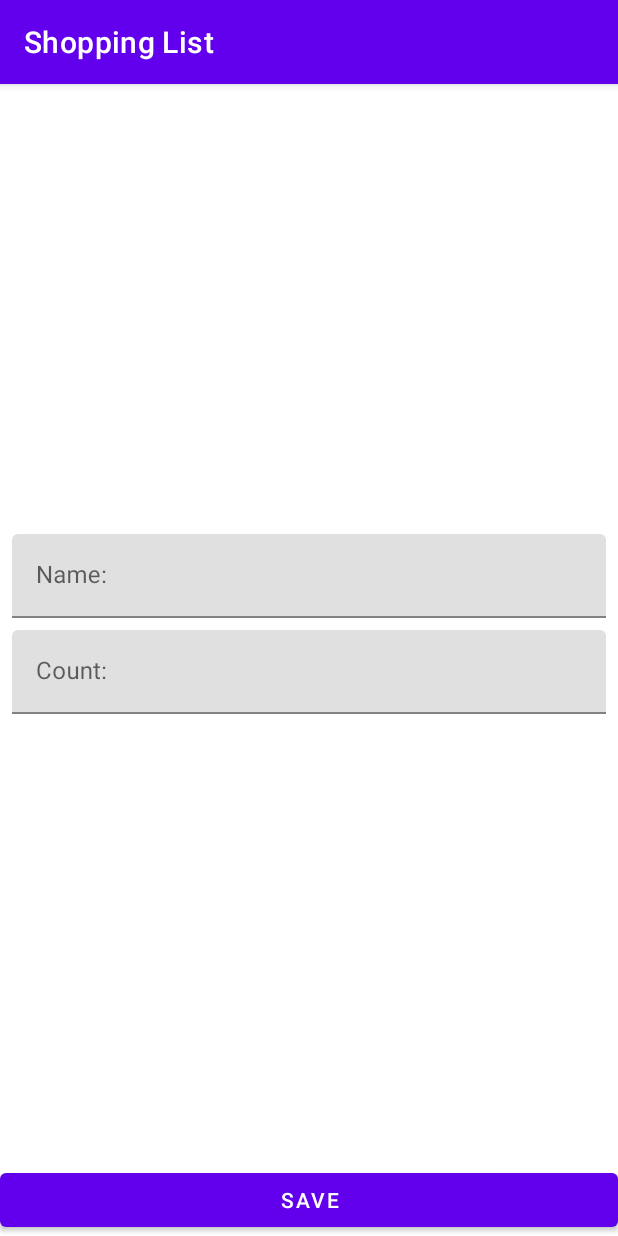
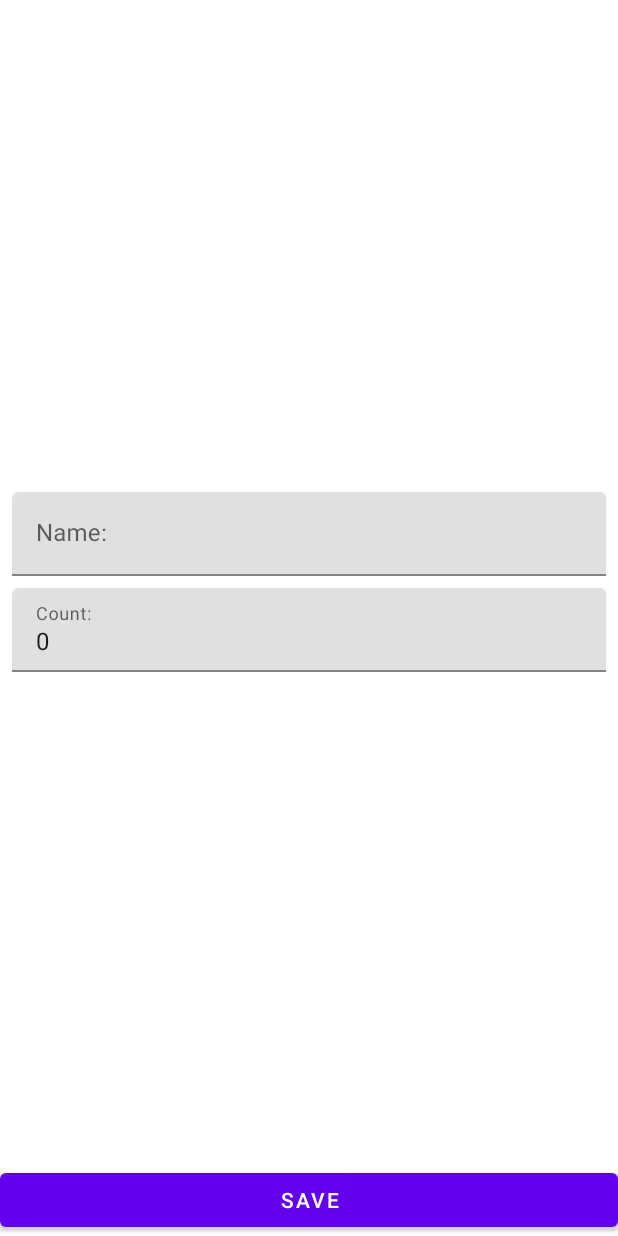
Before and after one commit to Detribes/ShoppingList, an Android app: the fragment ShopItemFragment placed in its activity, on a phone screen of 412 x 824 dp. Run offline under Robolectric (Android 15) with nearby library versions, the phone set to English and light mode, and no system bars; our stand-ins replace data binding; 8 statements that could not run were skipped.

Commit message:
Data-binding everywhere

```diff
--- a/app/build.gradle
+++ b/app/build.gradle
@@ -1,6 +1,7 @@
 plugins {
     id 'com.android.application'
     id 'org.jetbrains.kotlin.android'
+    id 'kotlin-kapt'
 }
 
 android {
@@ -22,6 +23,9 @@ android {
             proguardFiles getDefaultProguardFile('proguard-android-optimize.txt'), 'proguard-rules.pro'
         }
     }
+    buildFeatures {
+        dataBinding true
+    }
     compileOptions {
         sourceCompatibility JavaVersion.VERSION_1_8
         targetCompatibility JavaVersion.VERSION_1_8
--- a/app/src/main/java/com/example/shoppinglist/presenter/ShopItemActivity.kt
+++ b/app/src/main/java/com/example/shoppinglist/presenter/ShopItemActivity.kt
@@ -22,7 +22,7 @@ class ShopItemActivity : AppCompatActivity(), ShopItemFragment.OnEditingFinished
 //    private lateinit var _etName: EditText
 //    private lateinit var _etCount: EditText
 //    private lateinit var _buttonSave:Button
-//
+
     private var _screenMode = UNDEFINED_MODE
     private var _shopItemId = ShopItem.UNDEFINED_ID
 
--- a/app/src/main/java/com/example/shoppinglist/presenter/ShopItemFragment.kt
+++ b/app/src/main/java/com/example/shoppinglist/presenter/ShopItemFragment.kt
@@ -13,6 +13,7 @@ import android.widget.EditText
 import androidx.fragment.app.Fragment
 import androidx.lifecycle.ViewModelProvider
 import com.example.shoppinglist.R
+import com.example.shoppinglist.databinding.FragmentShopItemBinding
 import com.example.shoppinglist.domain.ShopItem
 import com.google.android.material.textfield.TextInputLayout
 import java.lang.RuntimeException
@@ -21,11 +22,9 @@ class ShopItemFragment() : Fragment() {
     private lateinit var _onEditingFinishedListener: OnEditingFinishedListener
 
     private lateinit var _viewModel: ShopItemViewModel
-    private lateinit var _tilName: TextInputLayout
-    private lateinit var _tilCount: TextInputLayout
-    private lateinit var _etName: EditText
-    private lateinit var _etCount: EditText
-    private lateinit var _buttonSave: Button
+    private var _binding: FragmentShopItemBinding? = null
+    private val binding: FragmentShopItemBinding
+        get() = _binding ?: throw RuntimeException("Fragment is null")
 
     private var _screenMode: String = UNDEFINED_MODE
     private var _shopItemId: Int = ShopItem.UNDEFINED_ID
@@ -39,8 +38,8 @@ class ShopItemFragment() : Fragment() {
         container: ViewGroup?,
         savedInstanceState: Bundle?
     ): View? {
-        arguments
-        return inflater.inflate(R.layout.fragment_shop_item, container, false)
+        _binding = FragmentShopItemBinding.inflate(layoutInflater,container,false)
+        return binding.root
     }
 
     override fun onAttach(context: Context) {
@@ -54,7 +53,7 @@ class ShopItemFragment() : Fragment() {
     override fun onViewCreated(view: View, savedInstanceState: Bundle?) {
         super.onViewCreated(view, savedInstanceState)
         _viewModel = ViewModelProvider(this)[ShopItemViewModel::class.java]
-        _initViews(view)
+        binding.lifecycleOwner = viewLifecycleOwner
         _addTextChangeListeners()
         _launchRightMode()
         _observeViewModel()
@@ -66,14 +65,6 @@ class ShopItemFragment() : Fragment() {
     }
 
     private fun _observeViewModel(){
-        _viewModel.errorInputData.observe(viewLifecycleOwner){
-            val message = if(it){
-                getString(R.string.error_input_data)
-            } else {
-                null
-            }
-            _tilName.error = message
-        }
         _viewModel.shouldCloseScreen.observe(viewLifecycleOwner){
             _onEditingFinishedListener.onEditingFinished() // same action as click on back button
         }
@@ -87,7 +78,7 @@ class ShopItemFragment() : Fragment() {
     }
 
     private fun _addTextChangeListeners(){
-        _etName.addTextChangedListener(object : TextWatcher {
+        binding.etName.addTextChangedListener(object : TextWatcher {
             override fun beforeTextChanged(s: CharSequence?, start: Int, count: Int, after: Int) {
 
             }
@@ -101,7 +92,7 @@ class ShopItemFragment() : Fragment() {
             }
 
         })
-        _etCount.addTextChangedListener(object : TextWatcher{
+        binding.etCount.addTextChangedListener(object : TextWatcher{
             override fun beforeTextChanged(s: CharSequence?, start: Int, count: Int, after: Int) {
 
             }
@@ -118,18 +109,14 @@ class ShopItemFragment() : Fragment() {
     }
     private fun _launchEditMode(){
         _viewModel.getShopItem(_shopItemId)
-        _viewModel.shopItem.observe(viewLifecycleOwner){
-            _etName.setText(it.name)
-            _etCount.setText(it.count.toString())
-        }
-        _buttonSave.setOnClickListener{
-            _viewModel.updateShopItem(_etName.text?.toString(),_etCount.text?.toString())
+        binding.saveButton.setOnClickListener{
+            _viewModel.updateShopItem(binding.etName.text?.toString(),binding.etCount.text?.toString())
         }
     }
 
     private fun _launchAddMode(){
-        _buttonSave.setOnClickListener{
-            _viewModel.addShopItem(_etName.text?.toString(), _etCount.text?.toString())
+        binding.saveButton.setOnClickListener{
+            _viewModel.addShopItem(binding.etName.text?.toString(), binding.etCount.text?.toString())
         }
     }
     private fun _parseParams(){
@@ -149,16 +136,6 @@ class ShopItemFragment() : Fragment() {
             _shopItemId = args.getInt(SHOP_ITEM_ID, ShopItem.UNDEFINED_ID)
         }
     }
-
-    private fun _initViews(view: View){
-        _tilName = view.findViewById(R.id.tilName)
-        _tilCount = view.findViewById(R.id.tilCount)
-        _etName = view.findViewById(R.id.etName)
-        _etCount = view.findViewById(R.id.etCount)
-        _buttonSave = view.findViewById(R.id.saveButton)
-
-    }
-
     interface OnEditingFinishedListener{
         fun onEditingFinished()
     }
--- a/app/src/main/res/layout-land/activity_main.xml
+++ b/app/src/main/res/layout-land/activity_main.xml
@@ -1,4 +1,5 @@
 <?xml version="1.0" encoding="utf-8"?>
+<layout>
 <androidx.constraintlayout.widget.ConstraintLayout xmlns:android="http://schemas.android.com/apk/res/android"
     xmlns:app="http://schemas.android.com/apk/res-auto"
     xmlns:tools="http://schemas.android.com/tools"
@@ -44,3 +45,4 @@
         app:layout_constraintStart_toStartOf="@id/guidelineMiddle"
         />
 </androidx.constraintlayout.widget.ConstraintLayout>
+</layout>
--- a/app/src/main/res/layout/activity_main.xml
+++ b/app/src/main/res/layout/activity_main.xml
@@ -1,4 +1,5 @@
 <?xml version="1.0" encoding="utf-8"?>
+<layout>
 <androidx.constraintlayout.widget.ConstraintLayout xmlns:android="http://schemas.android.com/apk/res/android"
     xmlns:app="http://schemas.android.com/apk/res-auto"
     xmlns:tools="http://schemas.android.com/tools"
@@ -30,3 +31,4 @@
         app:layout_constraintEnd_toEndOf="parent"
         app:srcCompat="@android:drawable/ic_menu_add" />
 </androidx.constraintlayout.widget.ConstraintLayout>
+</layout>
--- a/app/src/main/res/layout/fragment_shop_item.xml
+++ b/app/src/main/res/layout/fragment_shop_item.xml
@@ -1,4 +1,11 @@
 <?xml version="1.0" encoding="utf-8"?>
+<layout>
+    <data>
+        <variable
+            name="viewModel"
+            type="com.example.shoppinglist.presenter.ShopItemViewModel"
+            />
+    </data>
 <androidx.constraintlayout.widget.ConstraintLayout xmlns:android="http://schemas.android.com/apk/res/android"
     xmlns:app="http://schemas.android.com/apk/res-auto"
     xmlns:tools="http://schemas.android.com/tools"
@@ -13,6 +20,7 @@
         android:layout_marginStart="8dp"
         android:layout_marginEnd="8dp"
         android:layout_marginBottom="4dp"
+        app:errorInputData="@{viewModel.errorInputData}"
         app:layout_constraintBottom_toTopOf="@id/tilCount"
         app:layout_constraintEnd_toEndOf="parent"
         app:layout_constraintStart_toStartOf="parent"
@@ -24,7 +32,8 @@
             android:layout_width="match_parent"
             android:layout_height="wrap_content"
             android:hint="@string/name_hint"
-            android:inputType="textCapWords" />
+            android:inputType="textCapWords"
+            android:text="@{viewModel.shopItem.name}"/>
     </com.google.android.material.textfield.TextInputLayout>
 
     <com.google.android.material.textfield.TextInputLayout
@@ -34,6 +43,7 @@
         android:layout_marginStart="8dp"
         android:layout_marginTop="4dp"
         android:layout_marginEnd="8dp"
+        app:errorInputData="@{viewModel.errorInputData}"
         app:layout_constraintBottom_toTopOf="@+id/saveButton"
         app:layout_constraintEnd_toEndOf="parent"
         app:layout_constraintStart_toStartOf="parent"
@@ -44,7 +54,8 @@
             android:layout_width="match_parent"
             android:layout_height="wrap_content"
             android:hint="@string/count_hint"
-            android:inputType="number" />
+            android:inputType="number"
+            android:text="@{String.valueOf(viewModel.shopItem.count)}"/>
     </com.google.android.material.textfield.TextInputLayout>
 
     <Button
@@ -56,3 +67,4 @@
         app:layout_constraintEnd_toEndOf="parent"
         app:layout_constraintStart_toStartOf="parent" />
 </androidx.constraintlayout.widget.ConstraintLayout>
+</layout>
--- a/app/src/main/res/values-night/themes.xml
+++ b/app/src/main/res/values-night/themes.xml
@@ -1,6 +1,6 @@
 <resources xmlns:tools="http://schemas.android.com/tools">
     <!-- Base application theme. -->
-    <style name="Theme.ShoppingList" parent="Theme.MaterialComponents.DayNight.DarkActionBar">
+    <style name="Theme.ShoppingList" parent="Theme.MaterialComponents.DayNight.NoActionBar">
         <!-- Primary brand color. -->
         <item name="colorPrimary">@color/purple_200</item>
         <item name="colorPrimaryVariant">@color/purple_700</item>
--- a/app/src/main/res/values/themes.xml
+++ b/app/src/main/res/values/themes.xml
@@ -1,6 +1,6 @@
 <resources xmlns:tools="http://schemas.android.com/tools">
     <!-- Base application theme. -->
-    <style name="Theme.ShoppingList" parent="Theme.MaterialComponents.DayNight.DarkActionBar">
+    <style name="Theme.ShoppingList" parent="Theme.MaterialComponents.DayNight.NoActionBar">
         <!-- Primary brand color. -->
         <item name="colorPrimary">@color/purple_500</item>
         <item name="colorPrimaryVariant">@color/purple_700</item>
```
Also changed, not shown: app/src/main/java/com/example/shoppinglist/presenter/BindingAdapters.kt (added, +15 -0 lines), app/src/main/java/com/example/shoppinglist/presenter/MainActivity.kt (+9 -9 lines), app/src/main/java/com/example/shoppinglist/presenter/ShopItemViewHolder.kt (+4 -4 lines), app/src/main/java/com/example/shoppinglist/presenter/ShopListAdapter.kt (+18 -18 lines), app/src/main/res/layout/item_shop_disabled.xml (+12 -4 lines), app/src/main/res/layout/item_shop_enabled.xml (+11 -3 lines).
